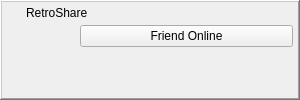
Before: the Qt Designer form retroshare-gui/src/gui/toaster/OnlineToaster.ui in RetroShare/RetroShare, drawn with Qt 5.
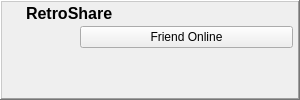
After: the same form once the commit is applied. Icons and pictures are not drawn. Custom widgets are drawn as their Qt base class.

What changed in the file:
```diff
--- a/retroshare-gui/src/gui/toaster/OnlineToaster.ui
+++ b/retroshare-gui/src/gui/toaster/OnlineToaster.ui
@@ -22,30 +22,48 @@
     <height>100</height>
    </size>
   </property>
-  <layout class="QHBoxLayout">
+  <layout class="QHBoxLayout" name="OnlineToaster_HL">
    <property name="spacing">
     <number>0</number>
    </property>
-   <property name="margin">
+   <property name="leftMargin">
+    <number>0</number>
+   </property>
+   <property name="topMargin">
+    <number>0</number>
+   </property>
+   <property name="rightMargin">
+    <number>0</number>
+   </property>
+   <property name="bottomMargin">
     <number>0</number>
    </property>
    <item>
-    <widget class="QFrame" name="windowFrame">
+    <widget class="QFrame" name="toasterFrame">
      <property name="frameShape">
       <enum>QFrame::WinPanel</enum>
      </property>
      <property name="frameShadow">
       <enum>QFrame::Raised</enum>
      </property>
-     <layout class="QGridLayout">
-      <property name="margin">
+     <layout class="QGridLayout" name="toasterFrame_GL">
+      <property name="leftMargin">
+       <number>2</number>
+      </property>
+      <property name="topMargin">
+       <number>2</number>
+      </property>
+      <property name="rightMargin">
+       <number>2</number>
+      </property>
+      <property name="bottomMargin">
        <number>2</number>
       </property>
       <property name="spacing">
        <number>2</number>
       </property>
       <item row="0" column="0">
-       <layout class="QHBoxLayout">
+       <layout class="QHBoxLayout" name="toaster_HL">
         <property name="spacing">
          <number>6</number>
         </property>
@@ -79,13 +97,20 @@
         </item>
         <item>
          <widget class="QLabel" name="toasterLabel">
+          <property name="font">
+           <font>
+            <pointsize>12</pointsize>
+            <weight>75</weight>
+            <bold>true</bold>
+           </font>
+          </property>
           <property name="text">
            <string notr="true">RetroShare</string>
           </property>
          </widget>
         </item>
         <item>
-         <spacer>
+         <spacer name="toaster_HSpacer">
           <property name="orientation">
            <enum>Qt::Horizontal</enum>
           </property>
@@ -123,7 +148,7 @@
        </layout>
       </item>
       <item row="1" column="0">
-       <layout class="QGridLayout">
+       <layout class="QGridLayout" name="buttons_GL">
         <property name="spacing">
          <number>2</number>
         </property>
```
